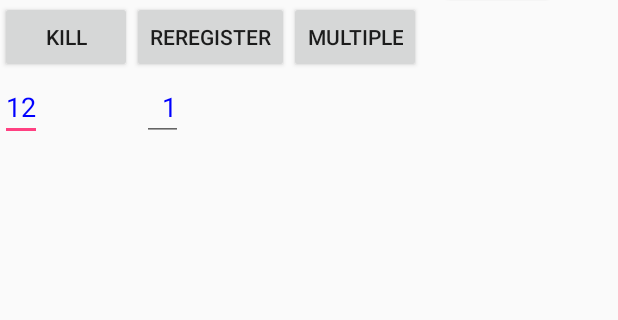
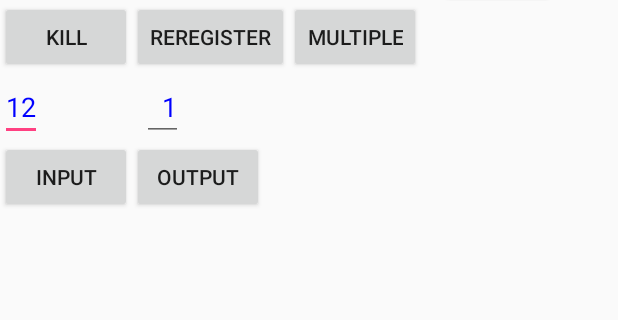
Before and after one commit to moritanian/android-alarm-plugin, an Android app: the screen it shows after launch (MainActivity), on a phone screen of 412 x 824 dp, the part 82-402 px from its top. Run offline under Robolectric (Android 15) with nearby library versions, the phone set to English and light mode, and no system bars.

Commit message:
add file dir sample

```diff
--- a/app/src/main/java/example/com/notificationtest/MainActivity.java
+++ b/app/src/main/java/example/com/notificationtest/MainActivity.java
@@ -1,19 +1,13 @@
 package example.com.notificationtest;
-import java.util.Calendar;
 
-
-import android.content.Context;
+import android.app.Activity;
 import android.os.Bundle;
-import android.app.Activity;
-import android.app.AlarmManager;
-import android.app.PendingIntent;
-import android.content.Intent;
 import android.util.Log;
-
 import android.view.View;
 import android.view.View.OnClickListener;
 import android.widget.Button;
 import android.widget.EditText;
+import android.widget.Toast;
 
 public class MainActivity extends Activity {
     public final String TAG = MainActivity.class.getName();
@@ -25,33 +19,33 @@ public class MainActivity extends Activity {
         super.onCreate(savedInstanceState);
         setContentView(R.layout.activity_main);
 
-        Button btn1 = (Button)findViewById(R.id.button1);
+        Button btn1 = (Button) findViewById(R.id.button1);
         btn1.setOnClickListener(new OnClickListener() {
 
             @Override
             public void onClick(View v) {
                 Log.d(TAG, "onClick1");
                 MyAlarmManager.addNotification(MainActivity.this, aid, "通知名" + aid, "通知タイトル" + aid, "通知ラベル" + aid, getTimeSec());
-                aid ++;
+                aid++;
                 setCurrentId(aid);
             }
 
         });
 
-        Button btn2 = (Button)findViewById(R.id.button2);
+        Button btn2 = (Button) findViewById(R.id.button2);
         btn2.setOnClickListener(new OnClickListener() {
 
             @Override
             public void onClick(View v) {
                 Log.d(TAG, "onClick2");
                 MyAlarmManager.addAlarm(MainActivity.this, aid, getTimeSec());
-                aid ++;
+                aid++;
                 setCurrentId(aid);
             }
 
         });
 
-        Button btn3 = (Button)findViewById(R.id.button3);
+        Button btn3 = (Button) findViewById(R.id.button3);
         btn3.setOnClickListener(new OnClickListener() {
 
             @Override
@@ -63,18 +57,18 @@ public class MainActivity extends Activity {
 
         });
 
-        Button btn4 = (Button)findViewById(R.id.button4);
+        Button btn4 = (Button) findViewById(R.id.button4);
         btn4.setOnClickListener(new OnClickListener() {
 
             @Override
             public void onClick(View v) {
                 Log.d(TAG, "onClick4");
-                MyAlarmManager.addNotification(MainActivity.this, aid-1, "name2", "title2", "label2", getTimeSec());
+                MyAlarmManager.addNotification(MainActivity.this, aid - 1, "name2", "title2", "label2", getTimeSec());
             }
 
         });
 
-        Button btn5 = (Button)findViewById(R.id.button5);
+        Button btn5 = (Button) findViewById(R.id.button5);
         btn5.setOnClickListener(new OnClickListener() {
 
             @Override
@@ -86,7 +80,7 @@ public class MainActivity extends Activity {
 
         });
 
-        Button btn6 = (Button)findViewById(R.id.button6);
+        Button btn6 = (Button) findViewById(R.id.button6);
         btn6.setOnClickListener(new OnClickListener() {
 
             @Override
@@ -97,7 +91,7 @@ public class MainActivity extends Activity {
             }
 
         });
-        Button btn7 = (Button)findViewById(R.id.button7);
+        Button btn7 = (Button) findViewById(R.id.button7);
         btn7.setOnClickListener(new OnClickListener() {
 
             @Override
@@ -107,33 +101,62 @@ public class MainActivity extends Activity {
                 for (int i=0;i<3; i++) {
                     MyAlarmManager.addNotification(MainActivity.this, i+100, "multi" + i , "multi" + i , "multi" + i, getTimeSec());
                 }*/
-                for (int i=10;i<15; i+=1) {
-                    MyAlarmManager.addNotification(MainActivity.this, i+100, "multi" + i , "multi" + i , "multi" + i, getTimeSec() + i - 9);
+                for (int i = 10; i < 15; i += 1) {
+                    MyAlarmManager.addNotification(MainActivity.this, i + 100, "multi" + i, "multi" + i, "multi" + i, getTimeSec() + i - 9);
                 }
 
-                for (int i=15;i<20; i+=1) {
-                    MyAlarmManager.addNotification(MainActivity.this, i+100, "multi" + i , "multi" + i , "multi" + i, getTimeSec() + (i-12)*3 );
+                for (int i = 15; i < 20; i += 1) {
+                    MyAlarmManager.addNotification(MainActivity.this, i + 100, "multi" + i, "multi" + i, "multi" + i, getTimeSec() + (i - 12) * 3);
                 }
 
                 MyAlarmManager.reregisterAlarm(MainActivity.this);
             }
 
         });
+
+        Button btnInput = (Button) findViewById(R.id.buttonInput);
+        btnInput.setOnClickListener(new OnClickListener() {
+
+            @Override
+            public void onClick(View v) {
+                Log.d(TAG, "onCLicButtonInput");
+                //FileDirManager.showFileSelecter(MainActivity.this, "file/*");
+                String path = FileDirManager.getDownloadPath("test.json");
+                String text = FileDirManager.readFileAsText(path);
+                Toast toast = Toast.makeText(MainActivity.this, text, Toast.LENGTH_LONG);
+                toast.show();
+            }
+
+        });
+
+        Button btnOutput = (Button) findViewById(R.id.buttonOutput);
+        btnOutput.setOnClickListener(new OnClickListener() {
+
+            @Override
+            public void onClick(View v) {
+
+                Log.d(TAG, "onCLicButtonOutput");
+                String path = FileDirManager.getDownloadPath("test.json");
+                Log.d(TAG, "download path = " + path);
+                FileDirManager.saveFile(path, "this is test \n getgetget.");
+            }
+
+        });
     }
 
-    private int getTimeSec(){
-        final EditText timeSec = (EditText)findViewById(R.id.time_sec);
+    private int getTimeSec() {
+        final EditText timeSec = (EditText) findViewById(R.id.time_sec);
         return Integer.parseInt(timeSec.getText().toString());
     }
 
-    private int getCurrentId(){
-        final EditText currentIdText = (EditText)findViewById(R.id.current_id);
+    private int getCurrentId() {
+        final EditText currentIdText = (EditText) findViewById(R.id.current_id);
         return Integer.parseInt(currentIdText.getText().toString());
     }
 
-    private void setCurrentId(int id){
-        final EditText currentIdText = (EditText)findViewById(R.id.current_id);
-        currentIdText.setText(Integer.toString( id));
+    private void setCurrentId(int id) {
+        final EditText currentIdText = (EditText) findViewById(R.id.current_id);
+        currentIdText.setText(Integer.toString(id));
     }
 
 }
--- a/app/src/main/res/layout/activity_main.xml
+++ b/app/src/main/res/layout/activity_main.xml
@@ -1,17 +1,18 @@
 <?xml version="1.0" encoding="utf-8"?>
 <android.support.constraint.ConstraintLayout xmlns:android="http://schemas.android.com/apk/res/android"
-    xmlns:app="http://schemas.android.com/apk/res-auto"
     xmlns:tools="http://schemas.android.com/tools"
     android:layout_width="match_parent"
     android:layout_height="match_parent"
     tools:context="example.com.notificationtest.MainActivity">
+
     <LinearLayout
         android:id="@+id/R1"
         android:layout_width="368dp"
         android:layout_height="495dp"
         android:orientation="vertical"
-    tools:layout_editor_absoluteY="8dp"
-    tools:layout_editor_absoluteX="8dp">
+        tools:layout_editor_absoluteX="8dp"
+        tools:layout_editor_absoluteY="8dp">
+
         <LinearLayout
             android:id="@+id/p1"
             android:layout_width="match_parent"
@@ -48,22 +49,26 @@
                 android:text="update" />
 
         </LinearLayout>
+
         <LinearLayout
             android:id="@+id/p2"
             android:layout_width="match_parent"
             android:layout_height="wrap_content">
+
             <Button
                 android:id="@+id/button5"
                 android:layout_width="wrap_content"
                 android:layout_height="wrap_content"
                 android:layout_alignParentTop="true"
                 android:text="kill" />
+
             <Button
                 android:id="@+id/button6"
                 android:layout_width="wrap_content"
                 android:layout_height="wrap_content"
                 android:layout_alignParentTop="true"
                 android:text="reregister" />
+
             <Button
                 android:id="@+id/button7"
                 android:layout_width="wrap_content"
@@ -71,30 +76,51 @@
                 android:layout_alignParentTop="true"
                 android:text="multiple" />
         </LinearLayout>
+
         <LinearLayout
             android:id="@+id/p3"
             android:layout_width="match_parent"
             android:layout_height="wrap_content"
             android:weightSum="1">
+
             <EditText
                 android:id="@+id/time_sec"
                 android:layout_width="wrap_content"
                 android:layout_height="wrap_content"
                 android:inputType="number"
-            android:textColor="#0000ff"
                 android:text="12"
-            >
-        </EditText>
+                android:textColor="#0000ff"></EditText>
 
             <EditText
                 android:id="@+id/current_id"
                 android:layout_width="wrap_content"
                 android:layout_height="wrap_content"
+                android:layout_marginLeft="100px"
                 android:inputType="number"
+                android:paddingLeft="20px"
                 android:text="1"
-            android:layout_marginLeft="100px"
-            android:paddingLeft="20px"
                 android:textColor="#0000ff"></EditText>
+        </LinearLayout>
+
+        <LinearLayout
+            android:id="@+id/p4"
+            android:layout_width="match_parent"
+            android:layout_height="wrap_content">
+
+            <Button
+                android:id="@+id/buttonOutput"
+                android:layout_width="wrap_content"
+                android:layout_height="wrap_content"
+                android:layout_alignParentTop="true"
+                android:text="input" />
+
+            <Button
+                android:id="@+id/buttonInput"
+                android:layout_width="wrap_content"
+                android:layout_height="wrap_content"
+                android:layout_alignParentTop="true"
+                android:text="output" />
+
         </LinearLayout>
 
     </LinearLayout>
```
Also changed, not shown: app/src/main/AndroidManifest.xml (+19 -14 lines), app/src/main/java/example/com/notificationtest/FIleDirPicker.java (added, +81 -0 lines), app/src/main/java/example/com/notificationtest/FileDirManager.java (added, +175 -0 lines). Lines whose indentation alone changed are shown as unchanged.
